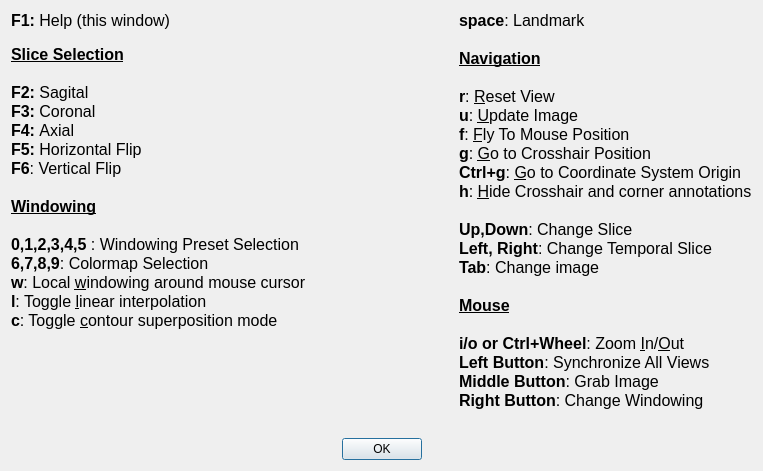
This is vv/qt_ui/vvHelpDialog.ui in open-vv/vv as Qt 5 draws it before an edit. The edited form follows.
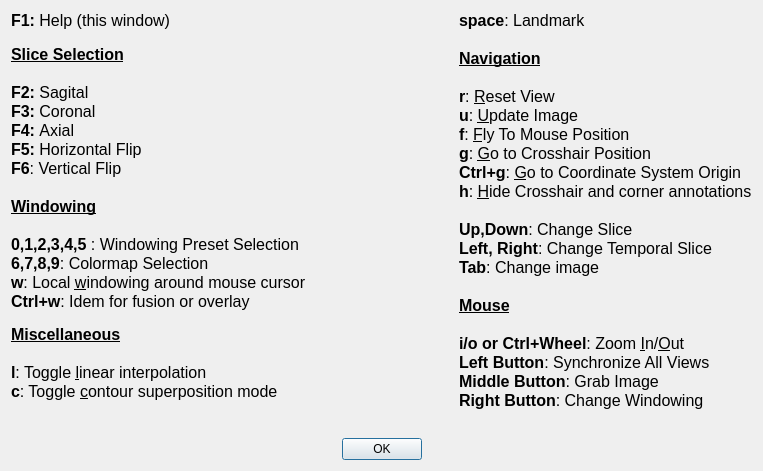
This is the edited form.

Commit message: Allow unlinking of window/level of overlay, enable ctrl+w for local windowing of fusion and overlay image

Diff of the .ui file:
```diff
--- a/vv/qt_ui/vvHelpDialog.ui
+++ b/vv/qt_ui/vvHelpDialog.ui
@@ -22,9 +22,9 @@
         <string>&lt;!DOCTYPE HTML PUBLIC &quot;-//W3C//DTD HTML 4.0//EN&quot; &quot;http://www.w3.org/TR/REC-html40/strict.dtd&quot;&gt;
 &lt;html&gt;&lt;head&gt;&lt;meta name=&quot;qrichtext&quot; content=&quot;1&quot; /&gt;&lt;style type=&quot;text/css&quot;&gt;
 p, li { white-space: pre-wrap; }
-&lt;/style&gt;&lt;/head&gt;&lt;body style=&quot; font-family:'Sans Serif'; font-size:10pt; font-weight:400; font-style:normal;&quot;&gt;
+&lt;/style&gt;&lt;/head&gt;&lt;body style=&quot; font-family:'Sans Serif'; font-size:9pt; font-weight:400; font-style:normal;&quot;&gt;
 &lt;p style=&quot; margin-top:0px; margin-bottom:0px; margin-left:0px; margin-right:0px; -qt-block-indent:0; text-indent:0px;&quot;&gt;&lt;span style=&quot; font-size:12pt; font-weight:600;&quot;&gt;F1: &lt;/span&gt;&lt;span style=&quot; font-size:12pt;&quot;&gt;Help (this window)&lt;/span&gt;&lt;/p&gt;
-&lt;p style=&quot;-qt-paragraph-type:empty; margin-top:0px; margin-bottom:0px; margin-left:0px; margin-right:0px; -qt-block-indent:0; text-indent:0px;&quot;&gt;&lt;/p&gt;
+&lt;p style=&quot;-qt-paragraph-type:empty; margin-top:0px; margin-bottom:0px; margin-left:0px; margin-right:0px; -qt-block-indent:0; text-indent:0px; font-size:10pt;&quot;&gt;&lt;/p&gt;
 &lt;p style=&quot; margin-top:0px; margin-bottom:0px; margin-left:0px; margin-right:0px; -qt-block-indent:0; text-indent:0px;&quot;&gt;&lt;span style=&quot; font-size:12pt; font-weight:600; text-decoration: underline;&quot;&gt;Slice Selection&lt;/span&gt;&lt;/p&gt;
 &lt;p style=&quot;-qt-paragraph-type:empty; margin-top:0px; margin-bottom:0px; margin-left:0px; margin-right:0px; -qt-block-indent:0; text-indent:0px; font-size:12pt; font-weight:600;&quot;&gt;&lt;/p&gt;
 &lt;p style=&quot; margin-top:0px; margin-bottom:0px; margin-left:0px; margin-right:0px; -qt-block-indent:0; text-indent:0px;&quot;&gt;&lt;span style=&quot; font-size:12pt; font-weight:600;&quot;&gt;F2:&lt;/span&gt;&lt;span style=&quot; font-size:12pt;&quot;&gt; Sagital&lt;/span&gt;&lt;/p&gt;
@@ -38,6 +38,10 @@
 &lt;p style=&quot; margin-top:0px; margin-bottom:0px; margin-left:0px; margin-right:0px; -qt-block-indent:0; text-indent:0px;&quot;&gt;&lt;span style=&quot; font-size:12pt; font-weight:600;&quot;&gt;0,1,2,3,4,5&lt;/span&gt;&lt;span style=&quot; font-size:12pt;&quot;&gt; : Windowing Preset Selection&lt;/span&gt;&lt;/p&gt;
 &lt;p style=&quot; margin-top:0px; margin-bottom:0px; margin-left:0px; margin-right:0px; -qt-block-indent:0; text-indent:0px;&quot;&gt;&lt;span style=&quot; font-size:12pt; font-weight:600;&quot;&gt;6,7,8,9&lt;/span&gt;&lt;span style=&quot; font-size:12pt;&quot;&gt;: Colormap Selection&lt;/span&gt;&lt;/p&gt;
 &lt;p style=&quot; margin-top:0px; margin-bottom:0px; margin-left:0px; margin-right:0px; -qt-block-indent:0; text-indent:0px;&quot;&gt;&lt;span style=&quot; font-size:12pt; font-weight:600;&quot;&gt;w&lt;/span&gt;&lt;span style=&quot; font-size:12pt;&quot;&gt;: Local &lt;/span&gt;&lt;span style=&quot; font-size:12pt; text-decoration: underline;&quot;&gt;w&lt;/span&gt;&lt;span style=&quot; font-size:12pt;&quot;&gt;indowing around mouse cursor&lt;/span&gt;&lt;/p&gt;
+&lt;p style=&quot; margin-top:0px; margin-bottom:0px; margin-left:0px; margin-right:0px; -qt-block-indent:0; text-indent:0px;&quot;&gt;&lt;span style=&quot; font-size:12pt; font-weight:600;&quot;&gt;Ctrl+w&lt;/span&gt;&lt;span style=&quot; font-size:12pt;&quot;&gt;: Idem for fusion or overlay&lt;/span&gt;&lt;/p&gt;
+&lt;p style=&quot;-qt-paragraph-type:empty; margin-top:0px; margin-bottom:0px; margin-left:0px; margin-right:0px; -qt-block-indent:0; text-indent:0px;&quot;&gt;&lt;/p&gt;
+&lt;p style=&quot; margin-top:0px; margin-bottom:0px; margin-left:0px; margin-right:0px; -qt-block-indent:0; text-indent:0px;&quot;&gt;&lt;span style=&quot; font-size:12pt; font-weight:600; text-decoration: underline;&quot;&gt;Miscellaneous&lt;/span&gt;&lt;/p&gt;
+&lt;p style=&quot;-qt-paragraph-type:empty; margin-top:0px; margin-bottom:0px; margin-left:0px; margin-right:0px; -qt-block-indent:0; text-indent:0px; font-size:12pt;&quot;&gt;&lt;/p&gt;
 &lt;p style=&quot; margin-top:0px; margin-bottom:0px; margin-left:0px; margin-right:0px; -qt-block-indent:0; text-indent:0px;&quot;&gt;&lt;span style=&quot; font-size:12pt; font-weight:600;&quot;&gt;l&lt;/span&gt;&lt;span style=&quot; font-size:12pt;&quot;&gt;: Toggle &lt;/span&gt;&lt;span style=&quot; font-size:12pt; text-decoration: underline;&quot;&gt;l&lt;/span&gt;&lt;span style=&quot; font-size:12pt;&quot;&gt;inear interpolation&lt;/span&gt;&lt;/p&gt;
 &lt;p style=&quot; margin-top:0px; margin-bottom:0px; margin-left:0px; margin-right:0px; -qt-block-indent:0; text-indent:0px;&quot;&gt;&lt;span style=&quot; font-size:12pt; font-weight:600;&quot;&gt;c&lt;/span&gt;&lt;span style=&quot; font-size:12pt;&quot;&gt;: Toggle &lt;/span&gt;&lt;span style=&quot; font-size:12pt; text-decoration: underline;&quot;&gt;c&lt;/span&gt;&lt;span style=&quot; font-size:12pt;&quot;&gt;ontour superposition mode&lt;/span&gt;&lt;/p&gt;&lt;/body&gt;&lt;/html&gt;</string>
        </property>
```
The commit also changes 11 other files.
